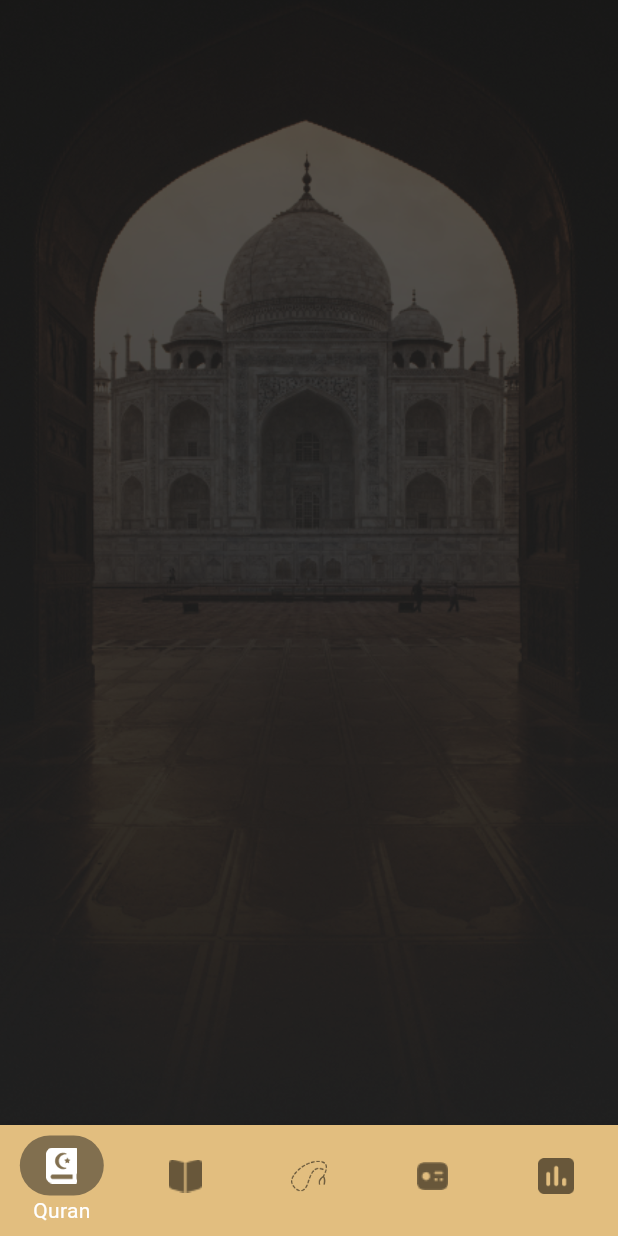
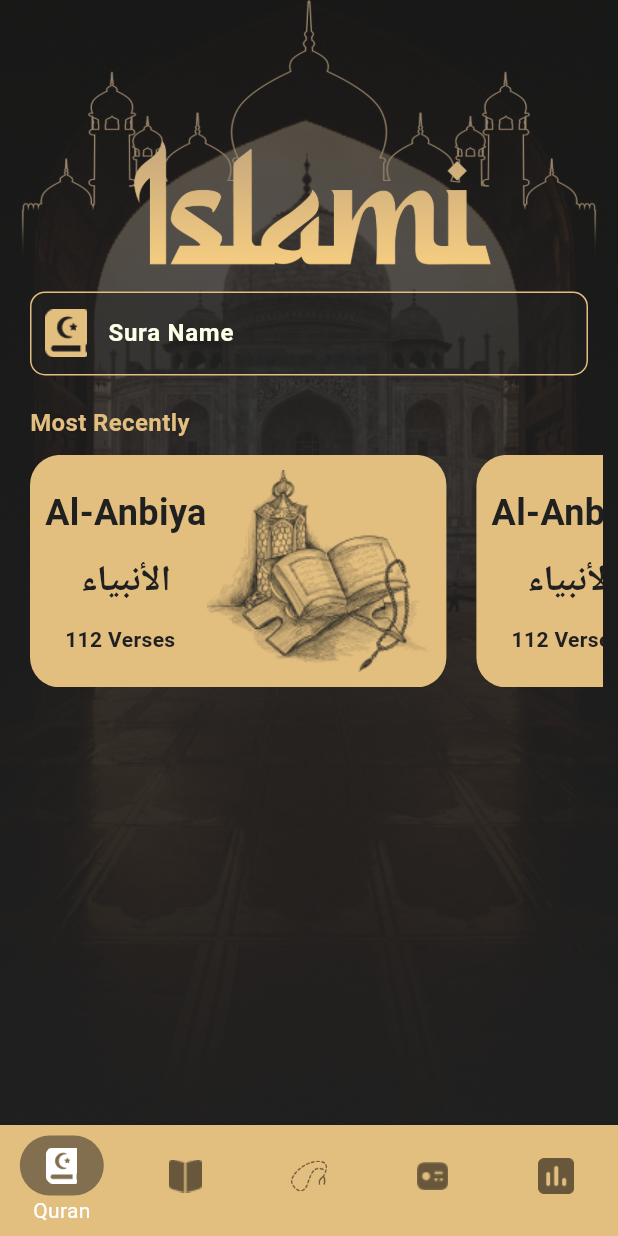
Before and after one commit to mena50056/islamyApp, a Flutter app: the screen it shows after launch, on a phone screen of 412 x 824 dp. Run offline on Flutter 3.47's test engine with Material 3 defaults, Android fonts, the phone set to English and light mode, and no system bars; our stand-ins replace animate_do.

Commit message:
working in file resent.dart

```diff
--- a/lib/core/constants/app_assets.dart
+++ b/lib/core/constants/app_assets.dart
@@ -17,6 +17,8 @@ class AppAssets {
 
   //quran view
   static const String quranViewBg = 'assets/images/quranBackground.png';
+  static const String quranViewLogo = 'assets/images/quranLogo.png';
+  static const String quranViewRecent = 'assets/images/quranResent.png';
 
   //hadith view
   static const String hadithViewBg = 'assets/images/hadithbg.png';
--- a/lib/features/layout/pages/quran_view.dart
+++ b/lib/features/layout/pages/quran_view.dart
@@ -1,5 +1,8 @@
 import 'package:flutter/material.dart';
 import 'package:islamy/core/constants/app_assets.dart';
+import 'package:islamy/features/layout/widgets/quran_view/resent.dart';
+
+import '../../../core/constants/colors.dart';
 
 class QuranView extends StatelessWidget {
   const QuranView({super.key});
@@ -13,12 +16,70 @@ class QuranView extends StatelessWidget {
           fit: BoxFit.cover,
         ),
       ),
-      // child: Column(
-      //   children: [
-      //
-      //
-      //   ],
-      // ),
+      child: Column(
+        crossAxisAlignment: CrossAxisAlignment.stretch,
+        children: [
+          Image.asset(AppAssets.quranViewLogo),
+          Padding(
+            padding: const EdgeInsets.symmetric(horizontal: 20.0),
+            child: TextFormField(
+              style: const TextStyle(
+                color: AppColors.white,
+              ),
+              cursorColor: AppColors.primaryColor,
+              decoration: InputDecoration(
+                hintText: "Sura Name",
+                hintStyle: const TextStyle(
+                  color: Color(0xffFEFFE8),
+                  fontSize: 16,
+                  fontWeight: FontWeight.bold,
+                ),
+                fillColor: AppColors.secondaryColor.withOpacity(.5),
+                filled: true,
+                prefixIcon: const Padding(
+                  padding: EdgeInsets.all(8.0),
+                  child: ImageIcon(
+                    AssetImage(
+                      AppAssets.quranIcon,
+                    ),
+                    color: AppColors.primaryColor,
+                  ),
+                ),
+                focusedBorder: const OutlineInputBorder(
+                  borderRadius: BorderRadius.all(Radius.circular(10)),
+                  borderSide: BorderSide(color: AppColors.primaryColor),
+                ),
+                enabledBorder: const OutlineInputBorder(
+                  borderRadius: BorderRadius.all(Radius.circular(10)),
+                  borderSide: BorderSide(color: AppColors.primaryColor),
+                ),
+              ),
+            ),
+          ),
+          const Padding(
+            padding: EdgeInsets.only(left: 20.0, top: 20),
+            child: Text(
+              'Most Recently ',
+              style: TextStyle(
+                color: AppColors.primaryColor,
+                fontSize: 16,
+                fontWeight: FontWeight.bold,
+              ),
+            ),
+          ),
+          Padding(
+            padding: const EdgeInsets.symmetric(horizontal: 10.0, vertical: 10),
+            child: SizedBox(
+              height: 155,
+              child: ListView.builder(
+                scrollDirection: Axis.horizontal,
+                itemBuilder: (context, index) => const Resent(),
+                itemCount: 10,
+              ),
+            ),
+          ),
+        ],
+      ),
     );
   }
 }
--- /dev/null
+++ b/lib/features/layout/widgets/quran_view/resent.dart
@@ -0,0 +1,56 @@
+import 'package:flutter/material.dart';
+import 'package:islamy/core/constants/colors.dart';
+
+import '../../../../core/constants/app_assets.dart';
+
+class Resent extends StatelessWidget {
+  const Resent({super.key});
+
+  @override
+  Widget build(BuildContext context) {
+    return Container(
+      height: 150,
+      // width: 285,
+      margin: const EdgeInsets.symmetric(horizontal: 10),
+      padding: const EdgeInsets.all(10),
+      decoration: BoxDecoration(
+        color: AppColors.primaryColor,
+        borderRadius: BorderRadius.circular(20),
+      ),
+      child: Row(
+        children: [
+          const Column(
+            mainAxisAlignment: MainAxisAlignment.spaceEvenly,
+            children: [
+              Text(
+                "Al-Anbiya",
+                style: TextStyle(
+                  color: Color(0xff202020),
+                  fontSize: 24,
+                  fontWeight: FontWeight.bold,
+                ),
+              ),
+              Text(
+                "الأنبياء",
+                style: TextStyle(
+                  color: Color(0xff202020),
+                  fontSize: 24,
+                  fontWeight: FontWeight.bold,
+                ),
+              ),
+              Text(
+                "112 Verses  ",
+                style: TextStyle(
+                  color: Color(0xff202020),
+                  fontSize: 14,
+                  fontWeight: FontWeight.bold,
+                ),
+              )
+            ],
+          ),
+          Image.asset(AppAssets.quranViewRecent),
+        ],
+      ),
+    );
+  }
+}
```
Also changed, not shown: assets/images/quranLogo.png (added), assets/images/quranResent.png (added).
